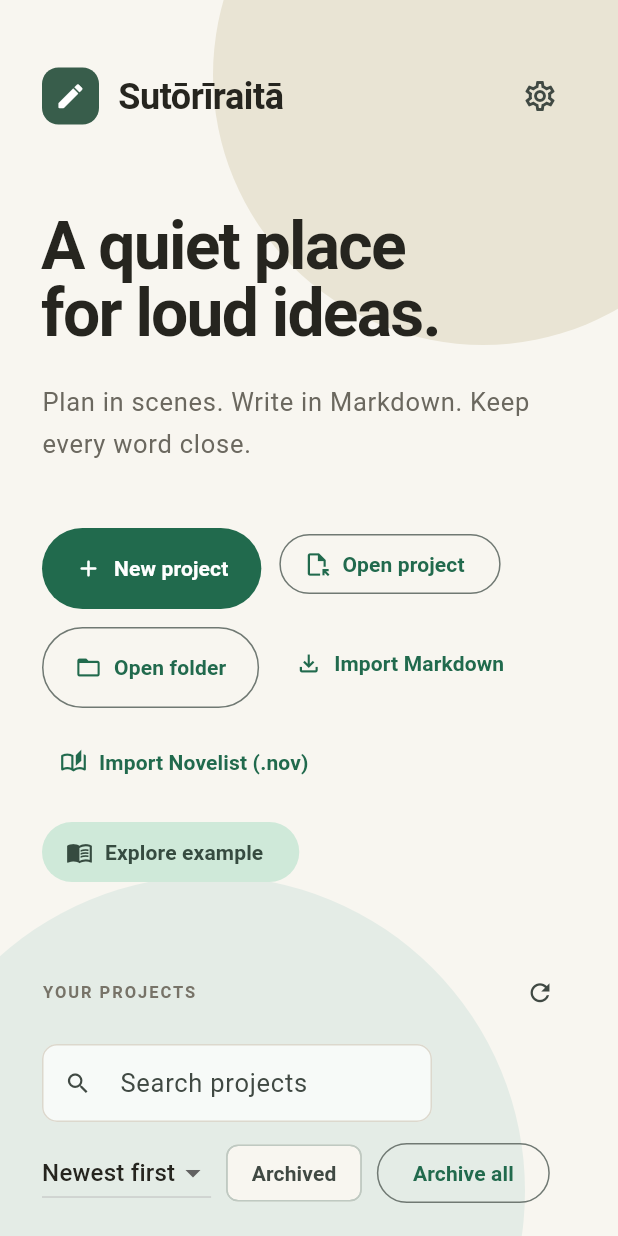
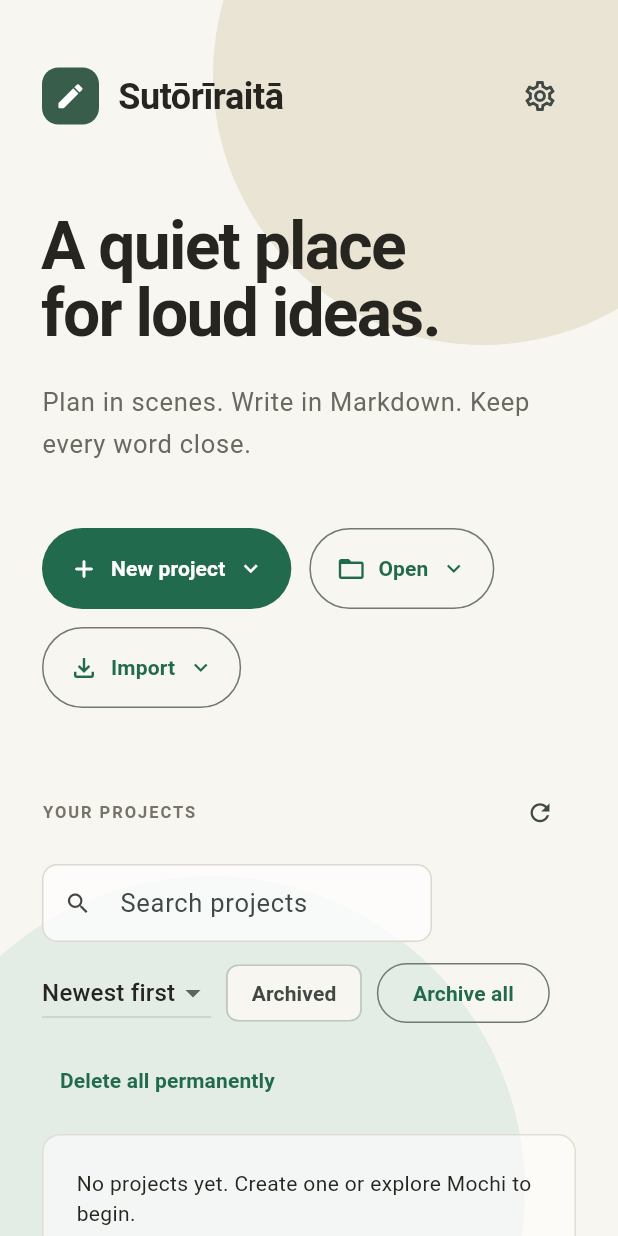
Before and after one commit to UniqueName54321/sutoriraita, a Flutter app: the screen it shows after launch, on a phone screen of 412 x 824 dp. Run offline on Flutter 3.47's test engine with Material 3 defaults, Android fonts, the phone set to English and light mode, and no system bars; our stand-ins replace file_picker, flutter_markdown_plus, pdf, shared_preferences; missing offline and left inert: markdown; Roboto replaces fonts that are missing (Georgia, Segoe UI).

Commit message:
Group welcome actions into compact extensible dropdown menus

```diff
--- a/lib/main.dart
+++ b/lib/main.dart
@@ -12,6 +12,7 @@
 import 'internal_links.dart';
 import 'models.dart';
 import 'project_controller.dart';
+import 'project_action_menu.dart';
 import 'project_store.dart';
 import 'project_documents.dart';
 import 'proofreading.dart';
@@ -344,50 +345,54 @@
                           spacing: 12,
                           runSpacing: 12,
                           children: [
-                            FilledButton.icon(
-                              onPressed: () => _create(context),
-                              icon: const Icon(Icons.add_rounded),
-                              label: const Text('New project'),
-                              style: FilledButton.styleFrom(
-                                padding: const EdgeInsets.symmetric(
-                                  horizontal: 22,
-                                  vertical: 17,
+                            ProjectActionMenu(
+                              label: 'New project',
+                              icon: Icons.add_rounded,
+                              primary: true,
+                              entries: [
+                                (
+                                  label: 'Blank project',
+                                  icon: Icons.note_add_outlined,
+                                  onPressed: () => _create(context),
                                 ),
-                              ),
+                                (
+                                  label: 'From example story',
+                                  icon: Icons.menu_book_outlined,
+                                  onPressed: () => _openExample(context),
+                                ),
+                              ],
                             ),
-                            OutlinedButton.icon(
-                              onPressed: () => _openPackage(context),
-                              icon: const Icon(Icons.file_open_outlined),
-                              label: const Text('Open project'),
+                            ProjectActionMenu(
+                              label: 'Open',
+                              icon: Icons.folder_open_outlined,
+                              entries: [
+                                (
+                                  label: 'Packed project (.sutoriraita)',
+                                  icon: Icons.file_open_outlined,
+                                  onPressed: () => _openPackage(context),
+                                ),
+                                (
+                                  label: 'Project folder',
+                                  icon: Icons.folder_open_outlined,
+                                  onPressed: () => _open(context),
+                                ),
+                              ],
                             ),
-                            OutlinedButton.icon(
-                              onPressed: () => _open(context),
-                              icon: const Icon(Icons.folder_open_outlined),
-                              label: const Text('Open folder'),
-                              style: OutlinedButton.styleFrom(
-                                padding: const EdgeInsets.symmetric(
-                                  horizontal: 22,
-                                  vertical: 17,
+                            ProjectActionMenu(
+                              label: 'Import',
+                              icon: Icons.file_download_outlined,
+                              entries: [
+                                (
+                                  label: 'Markdown folder',
+                                  icon: Icons.description_outlined,
+                                  onPressed: () => _import(context),
                                 ),
-                              ),
-                            ),
-                            TextButton.icon(
-                              onPressed: () => _import(context),
-                              icon: const Icon(Icons.file_download_outlined),
-                              label: const Text('Import Markdown'),
-                            ),
-                            TextButton.icon(
-                              onPressed: () => _importNovelist(context),
-                              icon: const Icon(Icons.auto_stories_outlined),
-                              label: const Text('Import Novelist (.nov)'),
-                            ),
-                            Tooltip(
-                              message: 'Creates an editable copy in your project library',
-                              child: FilledButton.tonalIcon(
-                                onPressed: () => _openExample(context),
-                                icon: const Icon(Icons.menu_book_outlined),
-                                label: const Text('Explore example'),
-                              ),
+                                (
+                                  label: 'Novelist story (.nov)',
+                                  icon: Icons.auto_stories_outlined,
+                                  onPressed: () => _importNovelist(context),
+                                ),
+                              ],
                             ),
                           ],
                         ),
--- /dev/null
+++ b/lib/project_action_menu.dart
@@ -0,0 +1,56 @@
+import 'package:flutter/material.dart';
+
+/// Add new creation/import formats as menu entries, not welcome-screen buttons.
+class ProjectActionMenu extends StatelessWidget {
+  const ProjectActionMenu({
+    super.key,
+    required this.label,
+    required this.icon,
+    required this.entries,
+    this.primary = false,
+  });
+
+  final String label;
+  final IconData icon;
+  final bool primary;
+  final List<({String label, IconData icon, VoidCallback onPressed})> entries;
+
+  @override
+  Widget build(BuildContext context) => MenuAnchor(
+    consumeOutsideTap: true,
+    menuChildren: [
+      for (final entry in entries)
+        MenuItemButton(
+          leadingIcon: Icon(entry.icon, size: 20),
+          onPressed: entry.onPressed,
+          child: Text(entry.label),
+        ),
+    ],
+    builder: (context, controller, child) {
+      void toggle() =>
+          controller.isOpen ? controller.close() : controller.open();
+      final content = Row(
+        mainAxisSize: MainAxisSize.min,
+        children: [
+          Text(label),
+          const SizedBox(width: 8),
+          const Icon(Icons.expand_more, size: 18),
+        ],
+      );
+      const padding = EdgeInsets.symmetric(horizontal: 18, vertical: 17);
+      return primary
+          ? FilledButton.icon(
+              onPressed: toggle,
+              icon: Icon(icon, size: 20),
+              label: content,
+              style: FilledButton.styleFrom(padding: padding),
+            )
+          : OutlinedButton.icon(
+              onPressed: toggle,
+              icon: Icon(icon, size: 20),
+              label: content,
+              style: OutlinedButton.styleFrom(padding: padding),
+            );
+    },
+  );
+}
```
Also changed, not shown: 2 other files.
